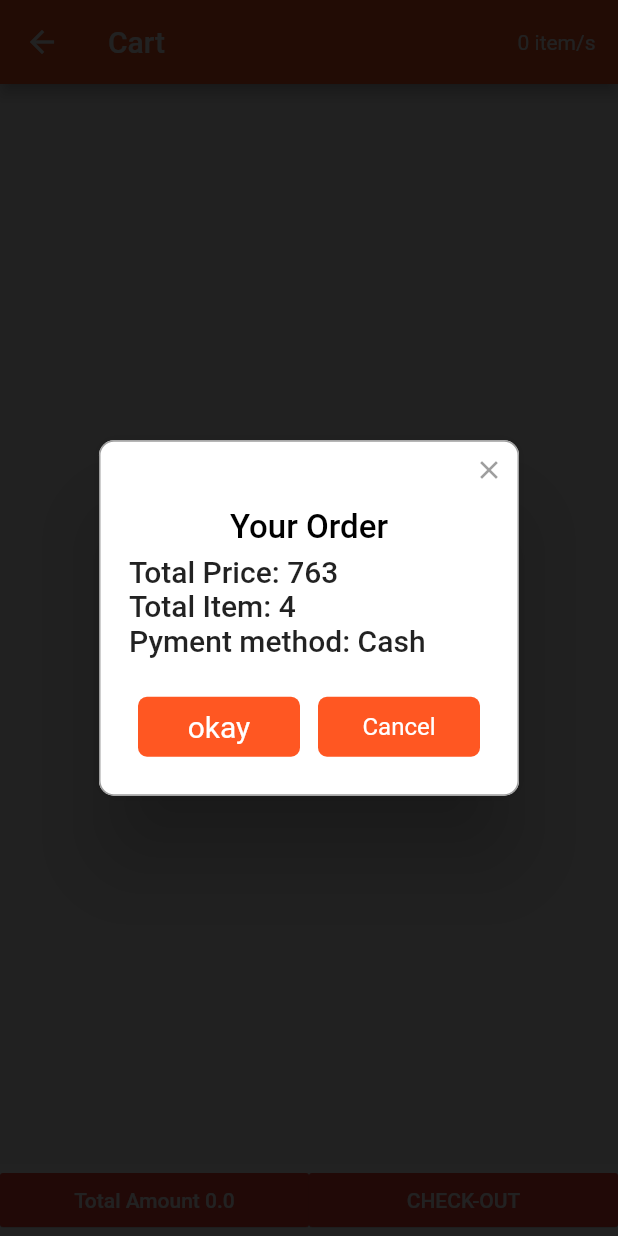
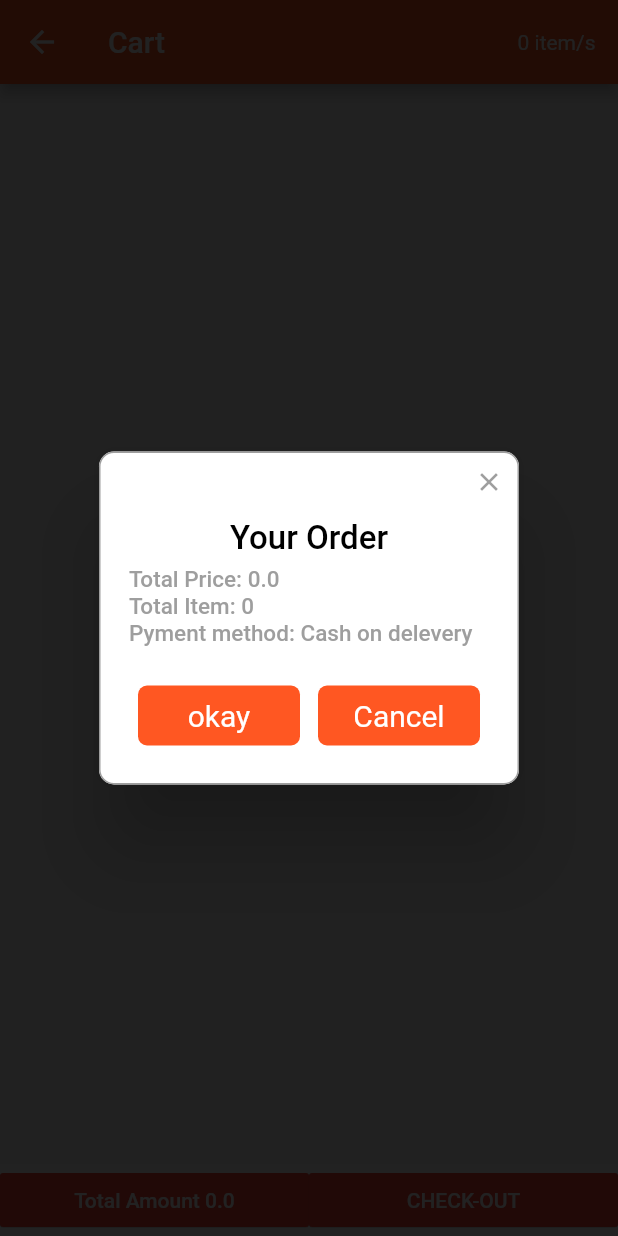
Before and after one commit to asimsharf/food2go, a Flutter app: the CartPage screen opened directly, after a tap on "CHECK-OUT", on a phone screen of 412 x 824 dp. Run offline on Flutter 3.47's test engine with Material 2 defaults, Android fonts, the phone set to English and light mode, and no system bars; drawn by our look-alikes of rflutter_alert; our stand-ins replace font_awesome_flutter, shared_preferences, smooth_star_rating, splashscreen, video_player; missing offline and left inert: google_fonts_arabic; accounts and stored records are empty; generated files the repository leaves out were written again.

Commit message:
Default Changelist

```diff
--- a/lib/pages/CartPage.dart
+++ b/lib/pages/CartPage.dart
@@ -51,7 +51,7 @@ class CartPage extends StatelessWidget {
               ),
               Expanded(
                 child: new MaterialButton(
-                  onPressed: () => _onValidBtnPressed(context),
+                  onPressed: () => _onValidBtnPressed(context, model),
                   color: Colors.red,
                   textColor: Colors.white,
                   elevation: 0.2,
@@ -183,20 +183,47 @@ class CartPage extends StatelessWidget {
   }
 }
 
-_onValidBtnPressed(context) {
+_onValidBtnPressed(BuildContext context, ProductsModel model) {
   Alert(
       context: context,
       title: "Your Order",
       content: Column(
         children: <Widget>[
           Row(
-            children: <Widget>[new Text('Total Price: 763')],
+            children: <Widget>[
+              new Text(
+                'Total Price: ${model.getCartPrice.toString()}',
+                style: TextStyle(
+                    fontFamily: ArabicFonts.Cairo,
+                    package: 'google_fonts_arabic',
+                    color: Colors.grey,
+                    fontSize: 15),
+              )
+            ],
           ),
           Row(
-            children: <Widget>[new Text('Total Item: 4')],
+            children: <Widget>[
+              new Text(
+                'Total Item: ${model.getCartList.length.toString()}',
+                style: TextStyle(
+                    fontFamily: ArabicFonts.Cairo,
+                    package: 'google_fonts_arabic',
+                    color: Colors.grey,
+                    fontSize: 15),
+              )
+            ],
           ),
           Row(
-            children: <Widget>[new Text('Pyment method: Cash')],
+            children: <Widget>[
+              new Text(
+                'Pyment method: Cash on delevery',
+                style: TextStyle(
+                    fontFamily: ArabicFonts.Cairo,
+                    package: 'google_fonts_arabic',
+                    color: Colors.grey,
+                    fontSize: 15),
+              )
+            ],
           ),
         ],
       ),
@@ -220,7 +247,11 @@ _onValidBtnPressed(context) {
             color: Colors.deepOrange,
             child: Text(
               "Cancel",
-              style: TextStyle(color: Colors.white),
+              style: TextStyle(
+                  fontFamily: ArabicFonts.Cairo,
+                  package: 'google_fonts_arabic',
+                  color: Colors.white,
+                  fontSize: 20),
             ))
       ]).show();
 }
@@ -228,9 +259,9 @@ _onValidBtnPressed(context) {
 _onChackBtnPressedOkay(context) {
   Alert(
     context: context,
-    title: "the first text",
+    title: "Order Complet",
     type: AlertType.success,
-    desc: "order",
+    desc: "your order has been completed successfully",
     buttons: [
       DialogButton(
         child: Text(
```
